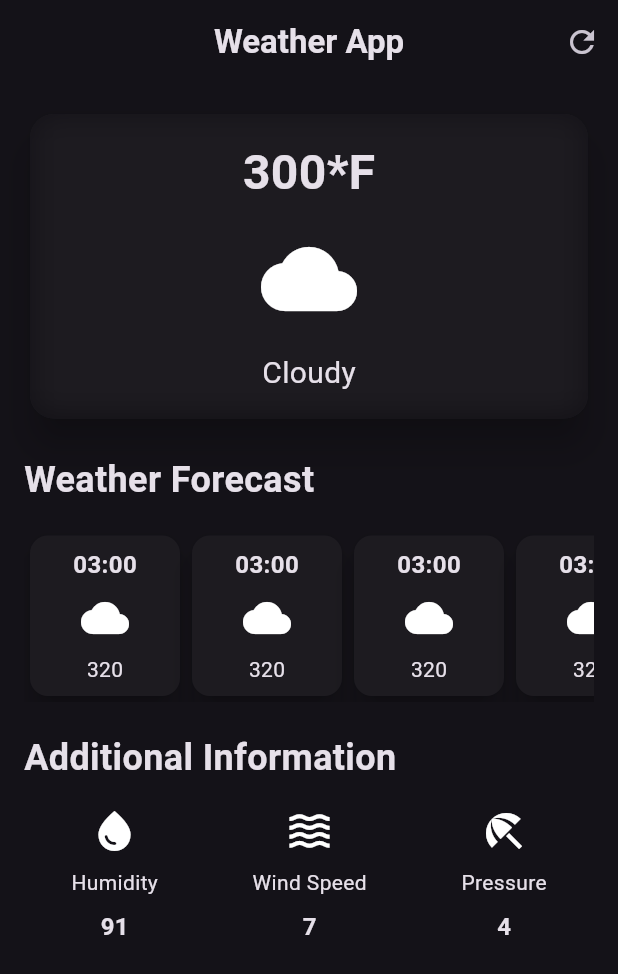
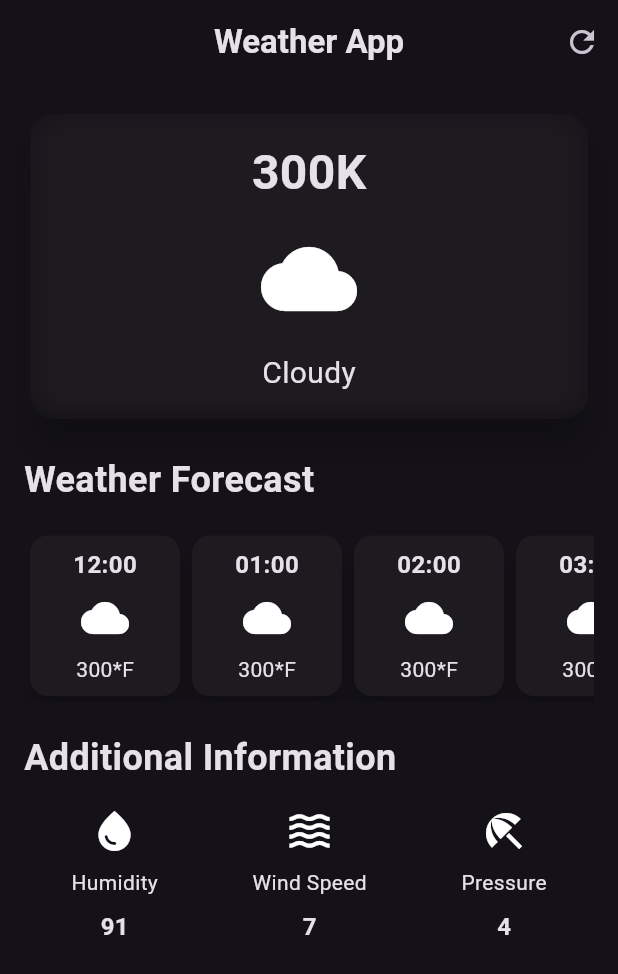
Before and after one commit to SujayPrabhu96/weather-app-flutter, a Flutter app: the screen it shows after launch, on a phone screen of 412 x 824 dp. Shown: the top 974 px of the screen. Run offline on Flutter 3.47's test engine with Material 3 defaults, Android fonts, the phone set to English and light mode, and no system bars.

Commit message:
Dynamically pass data from constructor to hourly forecast item

```diff
--- a/lib/hourly_forecast_item.dart
+++ b/lib/hourly_forecast_item.dart
@@ -1,7 +1,16 @@
 import 'package:flutter/material.dart';
 
 class HourlyForecastItem extends StatelessWidget {
-  const HourlyForecastItem({super.key});
+  final String time;
+  final IconData icon;
+  final String temperature;
+
+  const HourlyForecastItem({
+    super.key,
+    required this.time,
+    required this.icon,
+    required this.temperature,
+  });
 
   @override
   Widget build(BuildContext context) {
@@ -14,22 +23,22 @@ class HourlyForecastItem extends StatelessWidget {
           ),
           width: 100,
           padding: const EdgeInsets.all(8.0),
-          child: const Column(
+          child: Column(
             children: [
               Text(
-                '03:00',
-                style: TextStyle(
+                time,
+                style: const TextStyle(
                   fontSize: 16,
                   fontWeight: FontWeight.bold
                 ),
               ),
-              SizedBox(height: 8),
+              const SizedBox(height: 8),
               Icon(
-                Icons.cloud,
+                icon,
                 size: 32,
               ),
-              SizedBox(height: 8),
-              Text('320'),
+              const SizedBox(height: 8),
+              Text(temperature),
             ],
           ),
         ),
--- a/lib/weather_screen.dart
+++ b/lib/weather_screen.dart
@@ -50,7 +50,7 @@ class WeatherScreen extends StatelessWidget {
                       child: Column(
                         children: [
                           Text(
-                            '300*F',
+                            '300K',
                             style: TextStyle(
                               fontSize: 32,
                               fontWeight: FontWeight.bold
@@ -93,11 +93,31 @@ class WeatherScreen extends StatelessWidget {
               scrollDirection: Axis.horizontal,
               child: Row(
                 children: [
-                  HourlyForecastItem(),
-                  HourlyForecastItem(),
-                  HourlyForecastItem(),
-                  HourlyForecastItem(),
-                  HourlyForecastItem(),
+                  HourlyForecastItem(
+                    time: '12:00',
+                    icon: Icons.cloud,
+                    temperature: '300*F',
+                  ),
+                  HourlyForecastItem(
+                    time: '01:00',
+                    icon: Icons.cloud,
+                    temperature: '300*F',
+                  ),
+                  HourlyForecastItem(
+                    time: '02:00',
+                    icon: Icons.cloud,
+                    temperature: '300*F',
+                  ),
+                  HourlyForecastItem(
+                    time: '03:00',
+                    icon: Icons.cloud,
+                    temperature: '300*F',
+                  ),
+                  HourlyForecastItem(
+                    time: '04:00',
+                    icon: Icons.cloud,
+                    temperature: '300*F',
+                  ),
                 ],
               ),
             ),
```
